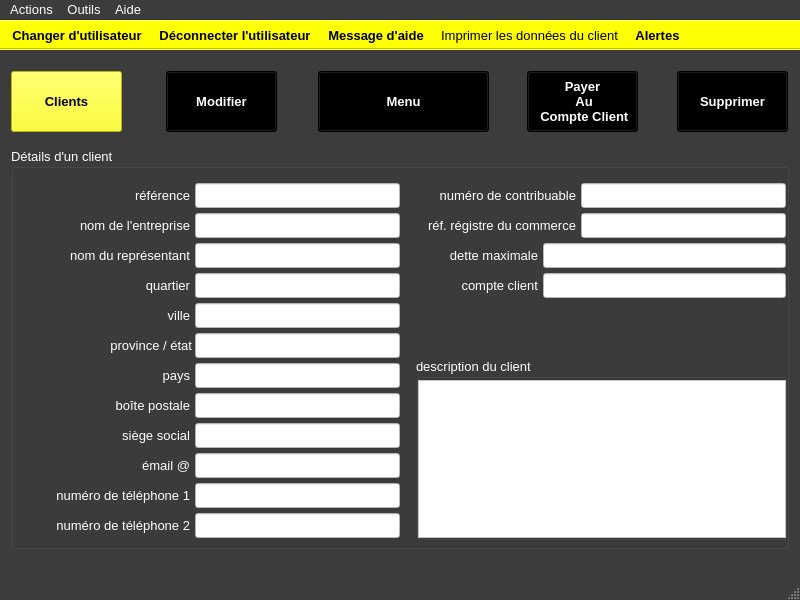
First picture: the form in ui/yeroth-erp-clients-detail-window.ui, repository xnoumbissinoundou/yeroth-erp-3.0, before the edit.
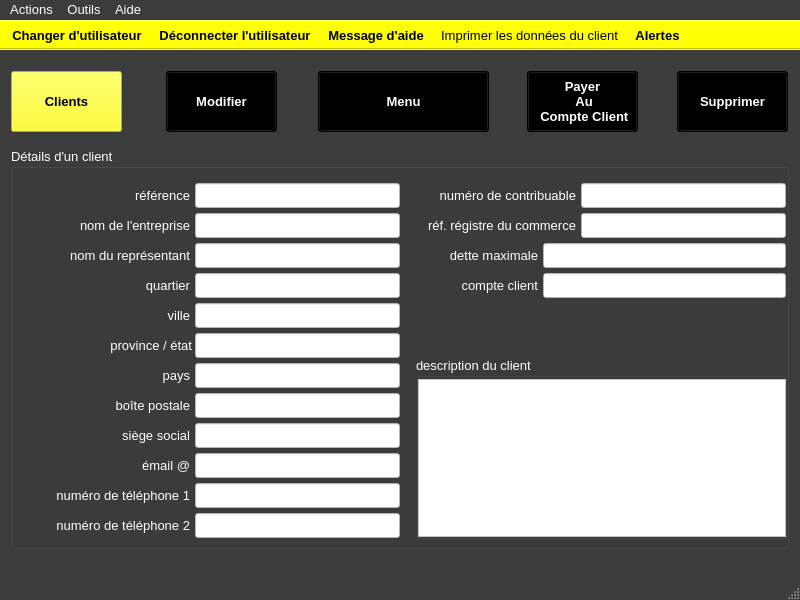
Second picture: the form after the edit. Icons and pictures are not drawn. Custom widgets are drawn as their Qt base class.

Patch:
```diff
--- a/ui/yeroth-erp-clients-detail-window.ui
+++ b/ui/yeroth-erp-clients-detail-window.ui
@@ -6857,7 +6857,7 @@
      <property name="geometry">
       <rect>
        <x>405</x>
-       <y>210</y>
+       <y>209</y>
        <width>371</width>
        <height>182</height>
       </rect>
```
